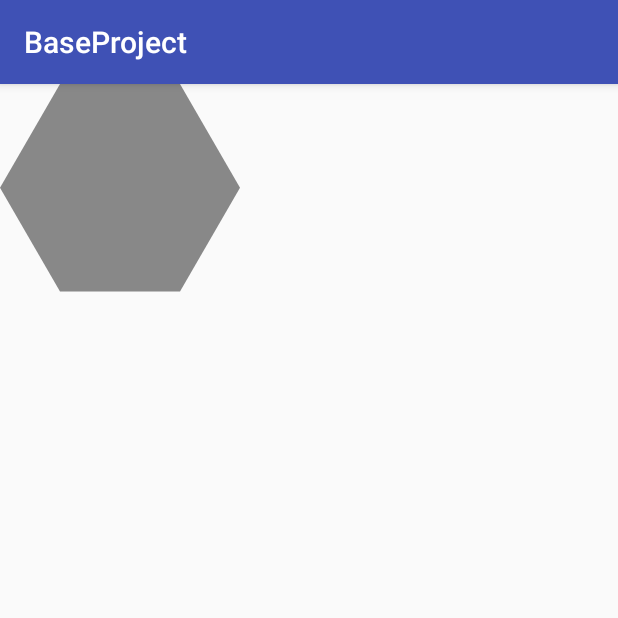
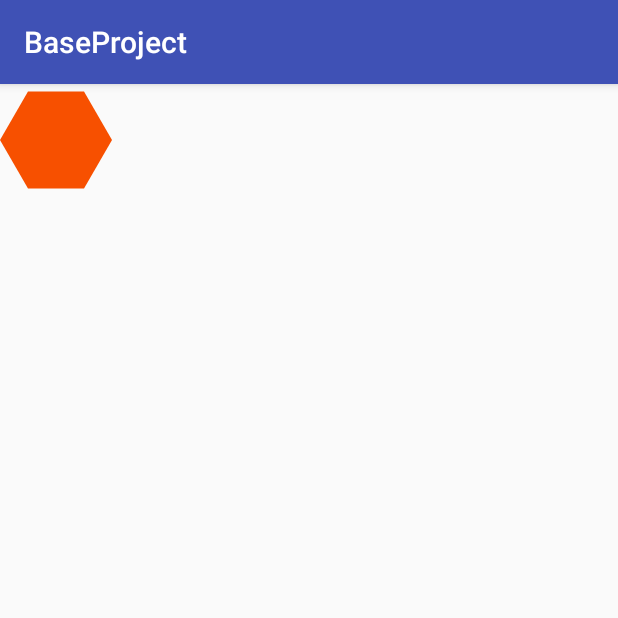
Before and after one commit to zhangchaofight/BaseProject, an Android app: the screen it shows after launch (MainActivity), on a phone screen of 412 x 824 dp, the top half of it. Run offline under Robolectric (Android 15) with nearby library versions, the phone set to English and light mode, and no system bars.

Commit message:
完成自定义六边形View

```diff
--- a/app/src/main/java/com/example/administrator/baseproject/view/ZCShapeView.java
+++ b/app/src/main/java/com/example/administrator/baseproject/view/ZCShapeView.java
@@ -1,6 +1,7 @@
 package com.example.administrator.baseproject.view;
 
 import android.content.Context;
+import android.content.res.TypedArray;
 import android.graphics.Canvas;
 import android.graphics.Color;
 import android.graphics.Paint;
@@ -9,40 +10,90 @@ import android.support.annotation.Nullable;
 import android.util.AttributeSet;
 import android.view.View;
 
+import com.example.administrator.baseproject.R;
+
 /**
  * Created by Administrator on 2017/11/2.
  */
 
 public class ZCShapeView extends View {
 
-    private float width = 60f;
-    private float k = 1.73f;
+    private static final int DEFAULT_WIDTH = 200;
+    private static final float K = 1.73f;
+
+    private float mWidth;
+    private int mColor;
 
     public ZCShapeView(Context context) {
         super(context);
+        mColor = context.getResources().getColor(R.color.orange);
+        mWidth = context.getResources().getDimension(R.dimen.ZCShapeViewSize) / 4;
+        getAttrs(context, null);
     }
 
     public ZCShapeView(Context context, @Nullable AttributeSet attrs) {
         super(context, attrs);
+        mColor = context.getResources().getColor(R.color.orange);
+        mWidth = context.getResources().getDimension(R.dimen.ZCShapeViewSize) / 4;
+        getAttrs(context, attrs);
     }
 
     public ZCShapeView(Context context, @Nullable AttributeSet attrs, int defStyleAttr) {
         super(context, attrs, defStyleAttr);
+        mColor = context.getResources().getColor(R.color.orange);
+        mWidth = context.getResources().getDimension(R.dimen.ZCShapeViewSize) / 4;
+        getAttrs(context, attrs);
+    }
+
+    private void getAttrs(Context context, AttributeSet attributeSet) {
+        TypedArray typedArray = context.
+                obtainStyledAttributes(attributeSet, R.styleable.ZCShapeView);
+        mWidth = typedArray.getDimensionPixelSize(R.styleable.ZCShapeView_size, DEFAULT_WIDTH) / 4;
+        mColor = typedArray.getColor(R.styleable.ZCShapeView_color, mColor);
+        typedArray.recycle();
+    }
+
+    private int getWidthHeight(int measureSpec) {
+        int mode = MeasureSpec.getMode(measureSpec);
+        int size = MeasureSpec.getSize(measureSpec);
+
+        int mSize = DEFAULT_WIDTH;
+        switch (mode) {
+            case MeasureSpec.UNSPECIFIED:
+                mSize = DEFAULT_WIDTH;
+                break;
+            case MeasureSpec.AT_MOST:
+            case MeasureSpec.EXACTLY:
+                mSize = size;
+                break;
+        }
+        return mSize / 4;
+    }
+
+    @Override
+    protected void onMeasure(int widthMeasureSpec, int heightMeasureSpec) {
+        super.onMeasure(widthMeasureSpec, heightMeasureSpec);
+        int width = getWidthHeight(widthMeasureSpec);
+        int height = getWidthHeight(heightMeasureSpec);
+
+        int size = width <= height ? width : height;
+        mWidth = size / 4;
+        setMeasuredDimension(size, size);
     }
 
     @Override
     protected void onDraw(Canvas canvas) {
         super.onDraw(canvas);
         Paint paint = new Paint();
-        paint.setColor(Color.GRAY);
+        paint.setColor(mColor);
         Path path = new Path();
-        path.moveTo(width, 0);
-        path.lineTo(3 * width, 0);
-        path.lineTo(4 * width, width * k);
-        path.lineTo(3 * width, 2 * width * k);
-        path.lineTo(width, 2 * width * k);
-        path.lineTo(0, width * k);
-        path.lineTo(width, 0);
+        path.moveTo(mWidth, (float) 0.27 * mWidth);
+        path.lineTo(3 * mWidth, (float) 0.27 * mWidth);
+        path.lineTo(4 * mWidth, mWidth * K + (float) 0.27 * mWidth);
+        path.lineTo(3 * mWidth, 2 * mWidth * K + (float) 0.27 * mWidth);
+        path.lineTo(mWidth, 2 * mWidth * K + (float) 0.27 * mWidth);
+        path.lineTo(0, mWidth * K + (float) 0.27 * mWidth);
+        path.lineTo(mWidth, 0 + (float) 0.27 * mWidth);
         path.close();
         canvas.drawPath(path, paint);
     }
--- a/app/src/main/res/layout/activity_main.xml
+++ b/app/src/main/res/layout/activity_main.xml
@@ -62,6 +62,5 @@
     <com.example.administrator.baseproject.view.ZCShapeView
         android:layout_width="300dp"
         android:layout_height="300dp">
-
     </com.example.administrator.baseproject.view.ZCShapeView>
 </LinearLayout>
--- a/app/src/main/res/values/colors.xml
+++ b/app/src/main/res/values/colors.xml
@@ -5,4 +5,5 @@
     <color name="colorAccent">#FF4081</color>
 
     <color name="green">#00ff00</color>
+    <color name="orange">#F75000</color>
 </resources>
--- a/app/src/main/res/values/dimens.xml
+++ b/app/src/main/res/values/dimens.xml
@@ -1,4 +1,5 @@
 <?xml version="1.0" encoding="utf-8"?>
 <resources>
     <dimen name="hide_header_height">-100dp</dimen>
+    <dimen name="ZCShapeViewSize">100dp</dimen>
 </resources>
--- a/app/src/main/res/values/styles.xml
+++ b/app/src/main/res/values/styles.xml
@@ -8,4 +8,8 @@
         <item name="colorAccent">@color/colorAccent</item>
     </style>
 
+    <declare-styleable name="ZCShapeView">
+        <attr name="size" format="dimension"/>
+        <attr name="color" format="color"/>
+    </declare-styleable>
 </resources>
```
